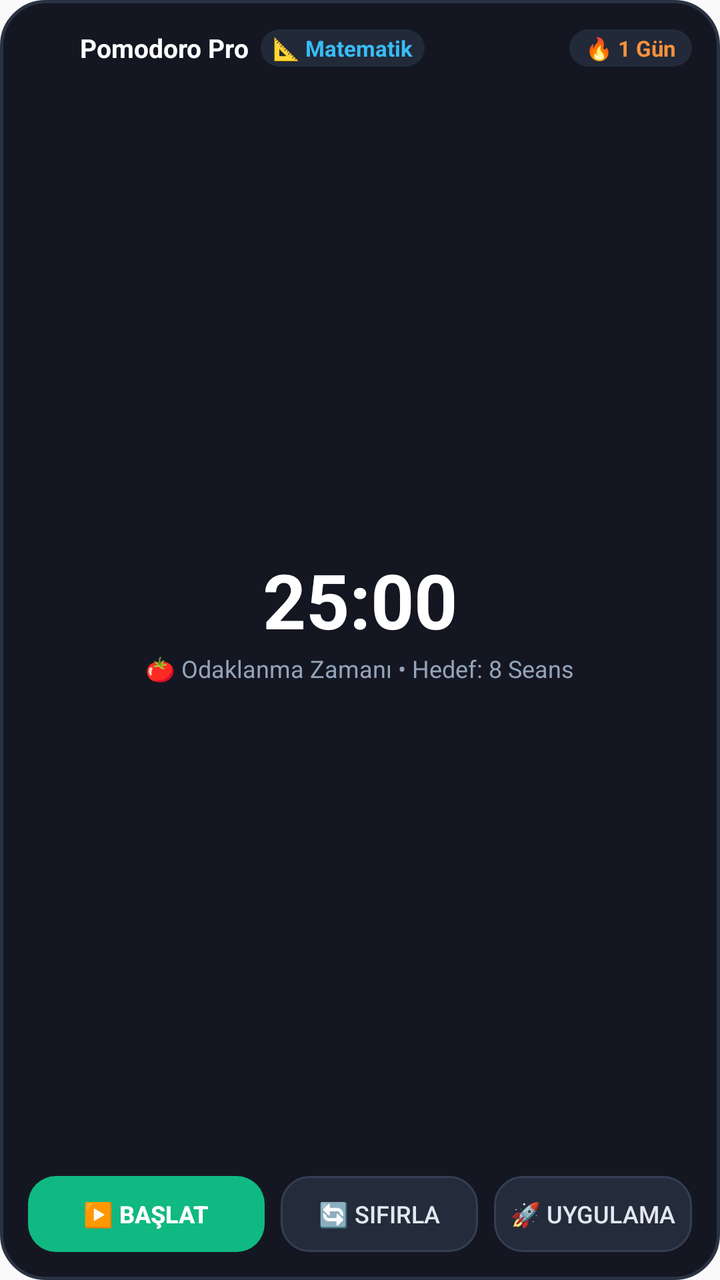
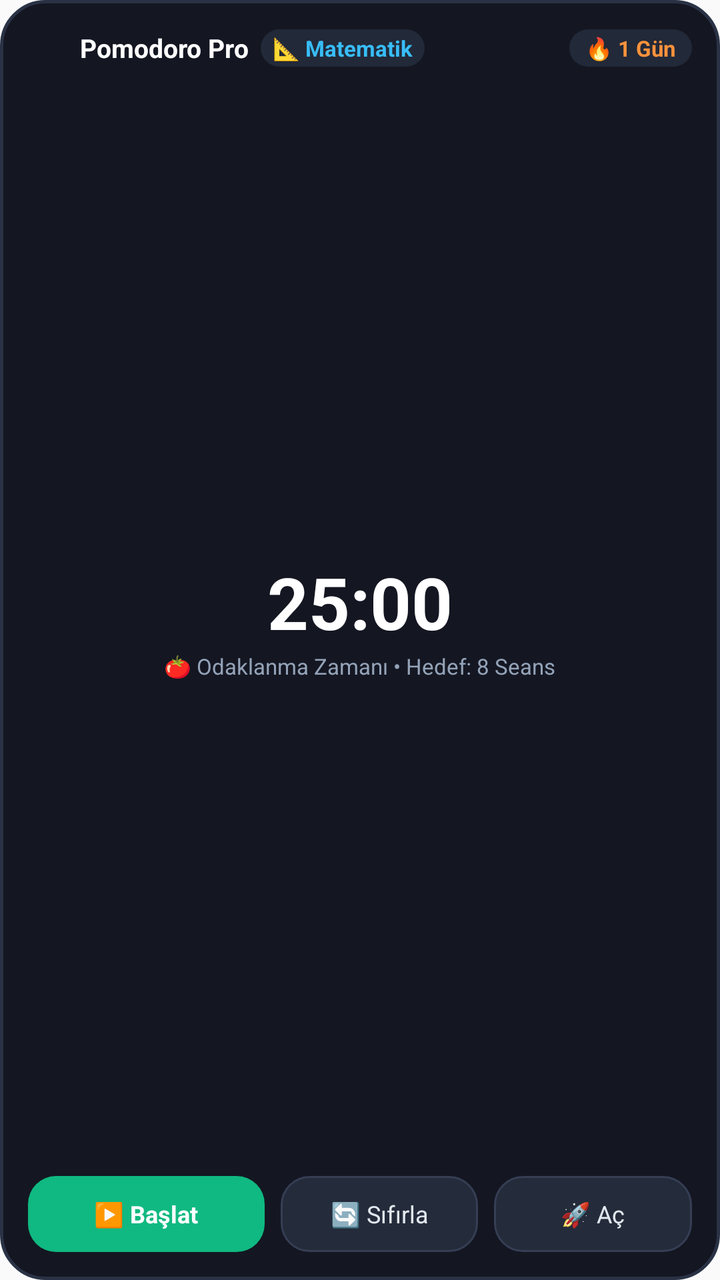

Compare the two renders of this Android layout. The source of the first and the diff that turns it into the second are given below.
<!-- AndroidManifest.xml: application theme Theme.PomodoroFocusPro -->
<!-- res/layout/widget_pomodoro.xml -->
<?xml version="1.0" encoding="utf-8"?>
<LinearLayout xmlns:android="http://schemas.android.com/apk/res/android"
    android:id="@+id/widget_root"
    android:layout_width="match_parent"
    android:layout_height="match_parent"
    android:background="@drawable/widget_bg"
    android:orientation="vertical"
    android:padding="14dp">

    
    <LinearLayout
        android:layout_width="match_parent"
        android:layout_height="wrap_content"
        android:gravity="center_vertical"
        android:orientation="horizontal">

        <ImageView
            android:layout_width="20dp"
            android:layout_height="20dp"
            android:contentDescription="@string/app_name"
            android:src="@mipmap/ic_launcher" />

        <TextView
            android:layout_width="wrap_content"
            android:layout_height="wrap_content"
            android:layout_marginStart="6dp"
            android:text="Pomodoro Pro"
            android:textColor="#FFFFFF"
            android:textSize="13sp"
            android:textStyle="bold" />

        <TextView
            android:id="@+id/widget_subject_badge"
            android:layout_width="wrap_content"
            android:layout_height="wrap_content"
            android:layout_marginStart="6dp"
            android:background="@drawable/widget_badge_bg"
            android:paddingHorizontal="6dp"
            android:paddingVertical="2dp"
            android:text="📐 Matematik"
            android:textColor="#38BDF8"
            android:textSize="11sp"
            android:textStyle="bold" />

        
        <View
            android:layout_width="0dp"
            android:layout_height="1dp"
            android:layout_weight="1" />

        <TextView
            android:id="@+id/widget_streak_badge"
            android:layout_width="wrap_content"
            android:layout_height="wrap_content"
            android:background="@drawable/widget_badge_bg"
            android:paddingHorizontal="8dp"
            android:paddingVertical="2dp"
            android:text="🔥 1 Gün"
            android:textColor="#FB923C"
            android:textSize="11sp"
            android:textStyle="bold" />
    </LinearLayout>

    
    <LinearLayout
        android:layout_width="match_parent"
        android:layout_height="0dp"
        android:layout_weight="1"
        android:gravity="center"
        android:orientation="vertical">

        <TextView
            android:id="@+id/widget_timer_text"
            android:layout_width="wrap_content"
            android:layout_height="wrap_content"
            android:includeFontPadding="false"
            android:text="25:00"
            android:textColor="#FFFFFF"
            android:textSize="38sp"
            android:textStyle="bold" />

        <TextView
            android:id="@+id/widget_status_text"
            android:layout_width="wrap_content"
            android:layout_height="wrap_content"
            android:layout_marginTop="2dp"
            android:text="🍅 Odaklanma Zamanı • Hedef: 8 Seans"
            android:textColor="#94A3B8"
            android:textSize="12sp" />
    </LinearLayout>

    
    <LinearLayout
        android:layout_width="match_parent"
        android:layout_height="wrap_content"
        android:gravity="center"
        android:orientation="horizontal">

        <Button
            android:id="@+id/widget_btn_toggle"
            android:layout_width="0dp"
            android:layout_height="38dp"
            android:layout_weight="1.2"
            android:background="@drawable/widget_btn_play"
            android:stateListAnimator="@null"
            android:text="▶️ Başlat"
            android:textColor="#FFFFFF"
            android:textSize="12sp"
            android:textStyle="bold" />

        <Space
            android:layout_width="8dp"
            android:layout_height="1dp" />

        <Button
            android:id="@+id/widget_btn_reset"
            android:layout_width="0dp"
            android:layout_height="38dp"
            android:layout_weight="1"
            android:background="@drawable/widget_btn_secondary"
            android:stateListAnimator="@null"
            android:text="🔄 Sıfırla"
            android:textColor="#E2E8F0"
            android:textSize="12sp" />

        <Space
            android:layout_width="8dp"
            android:layout_height="1dp" />

        <Button
            android:id="@+id/widget_btn_open"
            android:layout_width="0dp"
            android:layout_height="38dp"
            android:layout_weight="1"
            android:background="@drawable/widget_btn_secondary"
            android:stateListAnimator="@null"
            android:text="🚀 Uygulama"
            android:textColor="#E2E8F0"
            android:textSize="12sp" />
    </LinearLayout>

</LinearLayout>
<!-- resources referenced by this layout -->
<resources>
  <!-- drawable widget_badge_bg (drawable) -->
  <?xml version="1.0" encoding="utf-8"?>
  <shape xmlns:android="http://schemas.android.com/apk/res/android"
      android:shape="rectangle">
      <solid android:color="#222938" />
      <corners android:radius="10dp" />
  </shape>
  <!-- drawable widget_bg (drawable) -->
  <?xml version="1.0" encoding="utf-8"?>
  <shape xmlns:android="http://schemas.android.com/apk/res/android"
      android:shape="rectangle">
      <solid android:color="#141722" />
      <corners android:radius="22dp" />
      <stroke
          android:width="1.5dp"
          android:color="#2A3245" />
  </shape>
  <!-- drawable widget_btn_play (drawable) -->
  <?xml version="1.0" encoding="utf-8"?>
  <shape xmlns:android="http://schemas.android.com/apk/res/android"
      android:shape="rectangle">
      <solid android:color="#10B981" />
      <corners android:radius="14dp" />
  </shape>
  <!-- drawable widget_btn_secondary (drawable) -->
  <?xml version="1.0" encoding="utf-8"?>
  <shape xmlns:android="http://schemas.android.com/apk/res/android"
      android:shape="rectangle">
      <solid android:color="#242B3A" />
      <corners android:radius="14dp" />
      <stroke
          android:width="1dp"
          android:color="#353E54" />
  </shape>
  <!-- mipmap ic_launcher (mipmap-anydpi-v26) -->
  <?xml version="1.0" encoding="utf-8"?>
  <adaptive-icon xmlns:android="http://schemas.android.com/apk/res/android">
      <background android:drawable="@drawable/ic_launcher_background" />
      <foreground android:drawable="@mipmap/ic_launcher_foreground" />
      <monochrome android:drawable="@mipmap/ic_launcher_foreground" />
  </adaptive-icon>
  <string name="app_name">Pomodoro Focus Pro</string>
  <style name="Theme.PomodoroFocusPro" parent="android:Theme.Material.Light.NoActionBar" />
  <!-- drawable ic_launcher_background (drawable) -->
  <?xml version="1.0" encoding="utf-8"?>
  <vector xmlns:android="http://schemas.android.com/apk/res/android"
      android:width="108dp"
      android:height="108dp"
      android:viewportWidth="108"
      android:viewportHeight="108">
      <path
          android:fillColor="#141722"
          android:pathData="M0,0h108v108h-108z" />
  </vector>
</resources>

<!-- the commit's change to res/layout/widget_pomodoro.xml (unified diff, before → after) -->
@@ -23,6 +23,7 @@
         <TextView
             android:layout_width="wrap_content"
             android:layout_height="wrap_content"
+            android:layout_marginLeft="6dp"
             android:layout_marginStart="6dp"
             android:text="Pomodoro Pro"
             android:textColor="#FFFFFF"
@@ -33,19 +34,22 @@
             android:id="@+id/widget_subject_badge"
             android:layout_width="wrap_content"
             android:layout_height="wrap_content"
+            android:layout_marginLeft="6dp"
             android:layout_marginStart="6dp"
             android:background="@drawable/widget_badge_bg"
-            android:paddingHorizontal="6dp"
-            android:paddingVertical="2dp"
+            android:paddingLeft="6dp"
+            android:paddingTop="2dp"
+            android:paddingRight="6dp"
+            android:paddingBottom="2dp"
             android:text="📐 Matematik"
             android:textColor="#38BDF8"
             android:textSize="11sp"
             android:textStyle="bold" />
 
         
-        <View
+        <FrameLayout
             android:layout_width="0dp"
-            android:layout_height="1dp"
+            android:layout_height="0dp"
             android:layout_weight="1" />
 
         <TextView
@@ -53,8 +57,10 @@
             android:layout_width="wrap_content"
             android:layout_height="wrap_content"
             android:background="@drawable/widget_badge_bg"
-            android:paddingHorizontal="8dp"
-            android:paddingVertical="2dp"
+            android:paddingLeft="8dp"
+            android:paddingTop="2dp"
+            android:paddingRight="8dp"
+            android:paddingBottom="2dp"
             android:text="🔥 1 Gün"
             android:textColor="#FB923C"
             android:textSize="11sp"
@@ -76,7 +82,7 @@
             android:includeFontPadding="false"
             android:text="25:00"
             android:textColor="#FFFFFF"
-            android:textSize="38sp"
+            android:textSize="36sp"
             android:textStyle="bold" />
 
         <TextView
@@ -86,7 +92,7 @@
             android:layout_marginTop="2dp"
             android:text="🍅 Odaklanma Zamanı • Hedef: 8 Seans"
             android:textColor="#94A3B8"
-            android:textSize="12sp" />
+            android:textSize="11sp" />
     </LinearLayout>
 
     
@@ -96,45 +102,44 @@
         android:gravity="center"
         android:orientation="horizontal">
 
-        <Button
+        <TextView
             android:id="@+id/widget_btn_toggle"
             android:layout_width="0dp"
             android:layout_height="38dp"
             android:layout_weight="1.2"
             android:background="@drawable/widget_btn_play"
-            android:stateListAnimator="@null"
+            android:clickable="true"
+            android:gravity="center"
             android:text="▶️ Başlat"
             android:textColor="#FFFFFF"
             android:textSize="12sp"
             android:textStyle="bold" />
 
-        <Space
-            android:layout_width="8dp"
-            android:layout_height="1dp" />
-
-        <Button
+        <TextView
             android:id="@+id/widget_btn_reset"
             android:layout_width="0dp"
             android:layout_height="38dp"
+            android:layout_marginLeft="8dp"
+            android:layout_marginStart="8dp"
             android:layout_weight="1"
             android:background="@drawable/widget_btn_secondary"
-            android:stateListAnimator="@null"
+            android:clickable="true"
+            android:gravity="center"
             android:text="🔄 Sıfırla"
             android:textColor="#E2E8F0"
             android:textSize="12sp" />
 
-        <Space
-            android:layout_width="8dp"
-            android:layout_height="1dp" />
-
-        <Button
+        <TextView
             android:id="@+id/widget_btn_open"
             android:layout_width="0dp"
             android:layout_height="38dp"
+            android:layout_marginLeft="8dp"
+            android:layout_marginStart="8dp"
             android:layout_weight="1"
             android:background="@drawable/widget_btn_secondary"
-            android:stateListAnimator="@null"
-            android:text="🚀 Uygulama"
+            android:clickable="true"
+            android:gravity="center"
+            android:text="🚀 Aç"
             android:textColor="#E2E8F0"
             android:textSize="12sp" />
     </LinearLayout>
